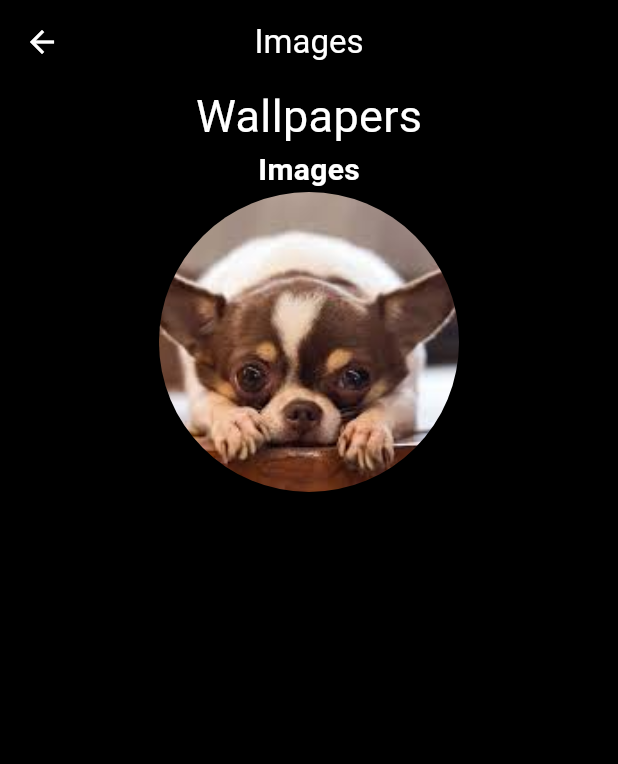
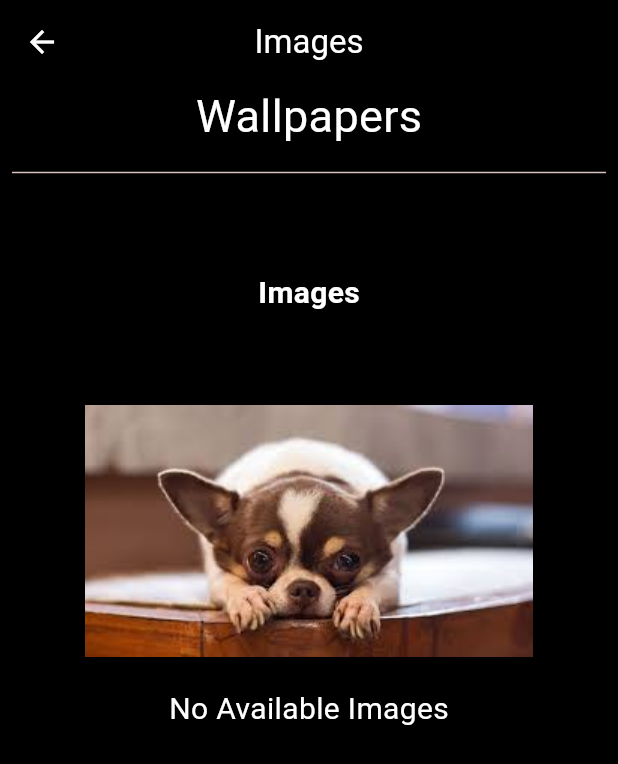
Before and after one commit to Aathi-pr/Flutter, a Flutter app: the screen it shows after launch, after a tap on "Images", on a phone screen of 412 x 824 dp. Shown: the top 764 px of the screen. Run offline on Flutter 3.47's test engine with Material 3 defaults, Android fonts, the phone set to English and light mode, and no system bars.

Commit message:
improvements added

```diff
--- a/lib/main.dart
+++ b/lib/main.dart
@@ -10,7 +10,7 @@ class Home extends StatelessWidget {
   @override
   Widget build(BuildContext context) {
     return MaterialApp(
-      debugShowCheckedModeBanner: true,
+      debugShowCheckedModeBanner: false,
       home: Scaffold(
         backgroundColor: Colors.black,
         appBar: AppBar(title: const Text('Dog Info'),
--- a/lib/view_details.dart
+++ b/lib/view_details.dart
@@ -43,8 +43,18 @@ class ViewDetails extends StatelessWidget {
         child: Column(
           children: <Widget> [
             const Text('Wallpapers', style: TextStyle(fontSize: 30, color: Colors.white),),
+            const Padding(
+              padding:  EdgeInsets.all(8.0),
+              child:  Divider(),
+            ),
+            const SizedBox(height: 50,),
             Text(wallpaperName.toString(), style: const TextStyle(fontSize: 20, fontWeight: FontWeight.bold, color: Colors.white),),
-            ClipOval(child: Image.asset(getImagePath(), height: 200, width: 200,fit: BoxFit.cover,)),
+
+            const SizedBox(height: 60,),
+            Image.asset(getImagePath(), fit: BoxFit.cover,),
+
+            const SizedBox(height: 20,),
+            Text('${wallpaperDetails.toString()}', style: const TextStyle(color: Colors.white, fontSize: 20, ),)
           ],
         ),
       ),
```
